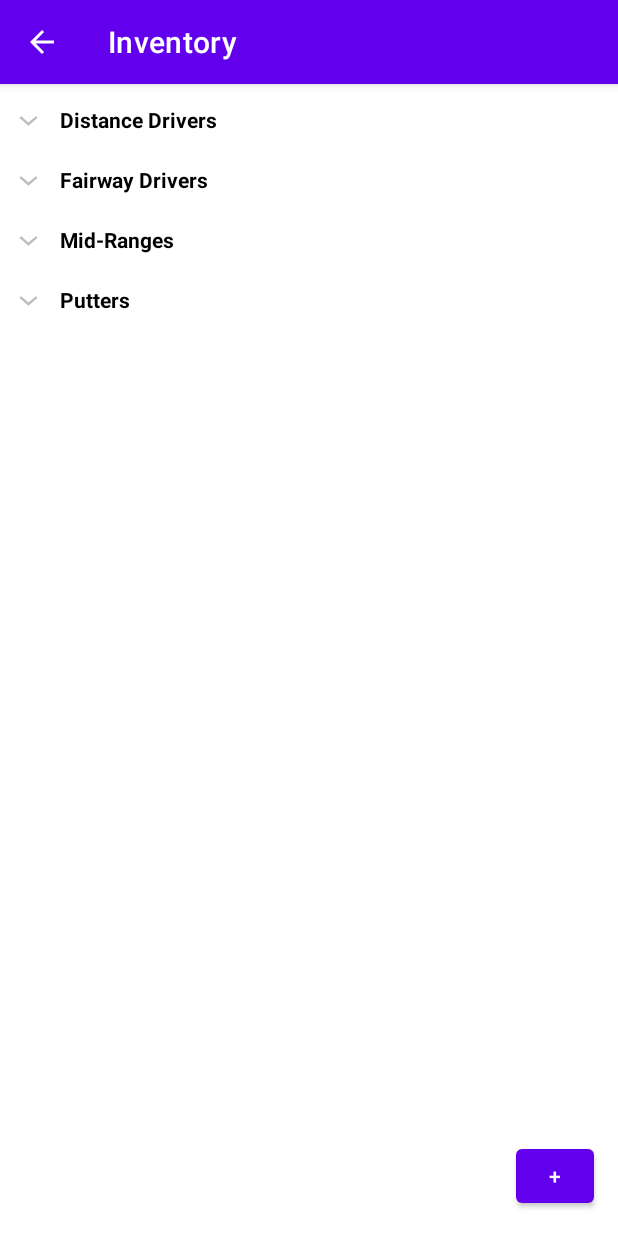
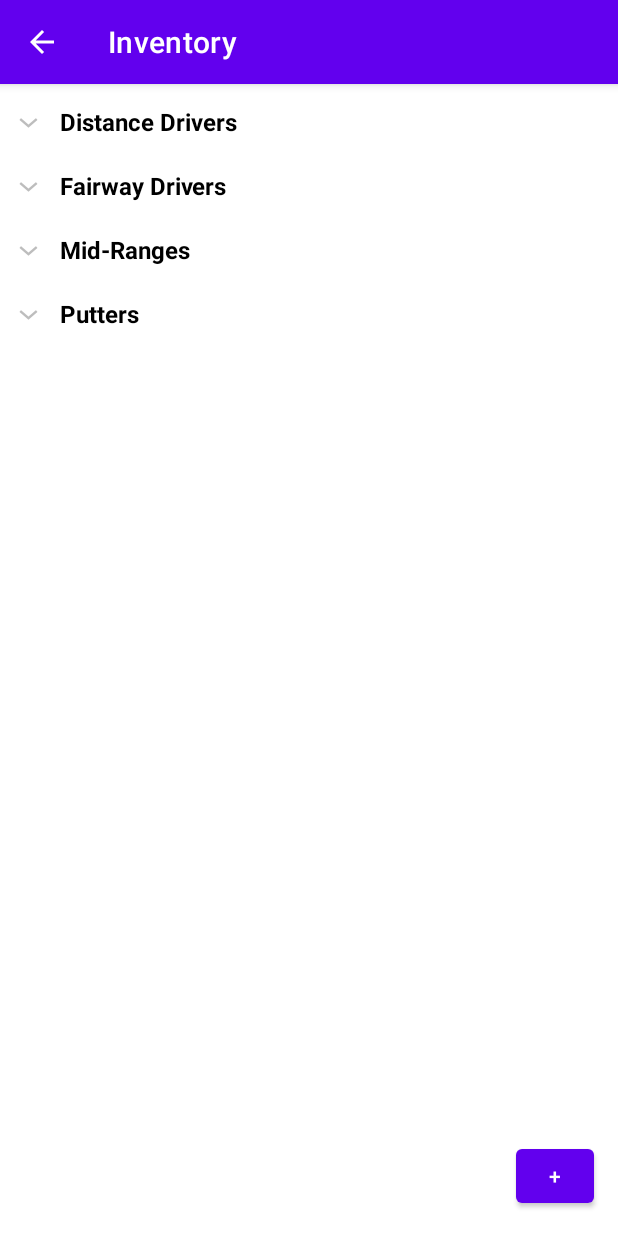
Before and after one commit to ColtonJacobson23/DiscGolfApp, an Android app: the InventoryActivity screen opened directly, with no data from a screen before it, on a phone screen of 412 x 824 dp. Run offline under Robolectric (Android 15) with nearby library versions, the light colour scheme and no system bars.

```diff
--- a/discgolfapp_v1/app/src/main/java/com/example/discgolfapp_v1/ui/main/CustomExpandableListAdapter.kt
+++ b/discgolfapp_v1/app/src/main/java/com/example/discgolfapp_v1/ui/main/CustomExpandableListAdapter.kt
@@ -65,11 +65,10 @@ class CustomExpandableListAdapter internal constructor(
         if (convertView == null) {
             val layoutInflater =
                 this.context.getSystemService(Context.LAYOUT_INFLATER_SERVICE) as LayoutInflater
-            convertView = layoutInflater.inflate(R.layout.list_item, null)
+            convertView = layoutInflater.inflate(R.layout.group_item, null)
         }
 
-        val listTitleTextView = convertView!!.findViewById<TextView>(R.id.listView)
-        listTitleTextView.setTypeface(null, Typeface.BOLD)
+        val listTitleTextView = convertView!!.findViewById<TextView>(R.id.groupView)
         listTitleTextView.text = listTitle
 
         return convertView
--- /dev/null
+++ b/discgolfapp_v1/app/src/main/res/layout/group_item.xml
@@ -0,0 +1,17 @@
+<?xml version="1.0" encoding="utf-8"?>
+<LinearLayout xmlns:android="http://schemas.android.com/apk/res/android"
+    android:layout_width="match_parent"
+    android:layout_height="match_parent"
+    android:orientation="vertical">
+
+    <TextView
+        android:id="@+id/groupView"
+        android:layout_width="match_parent"
+        android:layout_height="wrap_content"
+        android:paddingStart="?android:attr/expandableListPreferredItemPaddingLeft"
+        android:paddingTop="10dp"
+        android:paddingBottom="10dp"
+        android:textColor="@android:color/black"
+        android:textSize="16sp"
+        android:textStyle="bold" />
+</LinearLayout>
```
